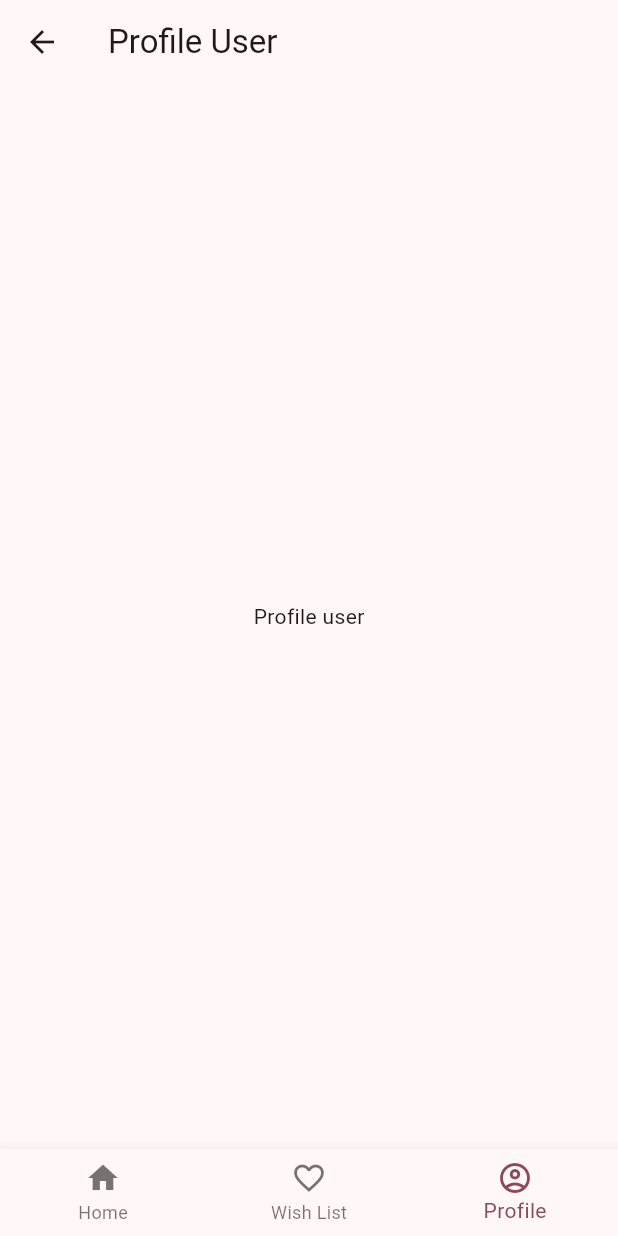
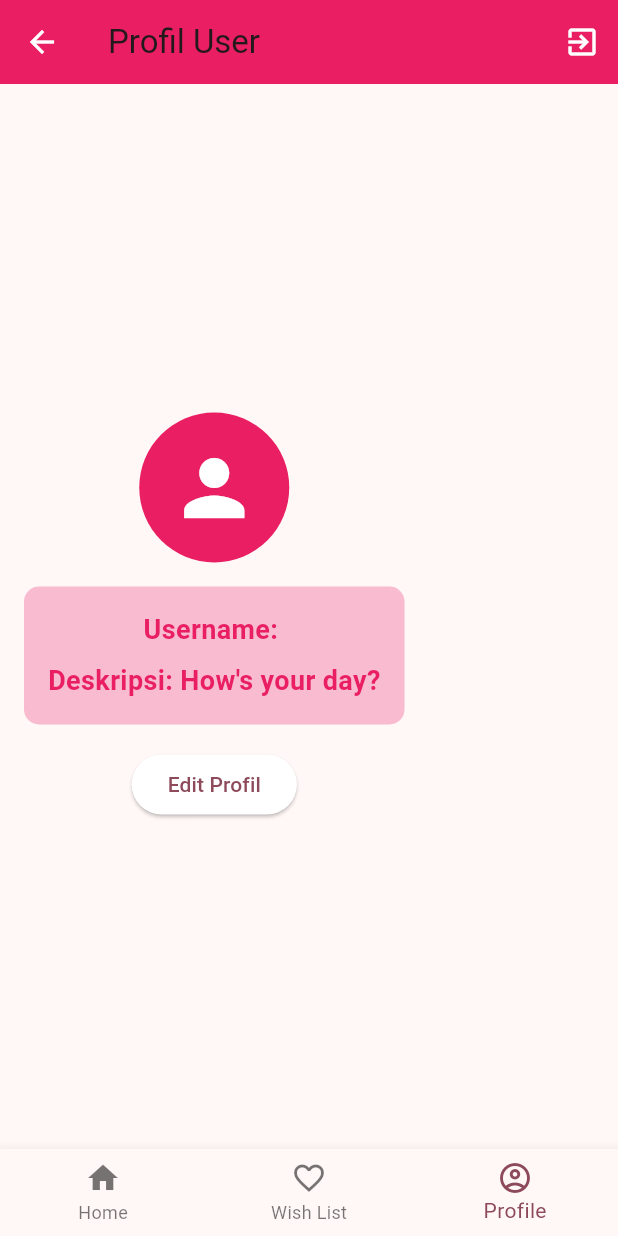
Before and after one commit to Ajiens/PurrfectPages-Flutter, a Flutter app: the Profile screen opened by its route, on a phone screen of 412 x 824 dp. Run offline on Flutter 3.47's test engine with Material 3 defaults, Android fonts, the phone set to English and light mode, and no system bars; missing offline and left inert: pbp_django_auth; network calls fail.

Commit message:
revisi profil user: done

```diff
--- a/lib/main.dart
+++ b/lib/main.dart
@@ -22,6 +22,7 @@ class MyApp extends StatelessWidget {
       },
       child: MaterialApp(
         title: 'Purrfect Pages',
+        debugShowCheckedModeBanner: false,
         theme: ThemeData(
           colorScheme: ColorScheme.fromSeed(seedColor: Colors.pinkAccent),
           useMaterial3: true,
@@ -30,7 +31,7 @@ class MyApp extends StatelessWidget {
         routes: {
           '/login': (context) => const LoginPage(),
           '/home': (context) => MyHomePage(),
-          '/profile': (context) => const Profile(),
+          '/profile': (context) => Profile(username: LoginPage.uname),
           '/wishlist': (context) => const WishList(),
         },
       ),
--- a/lib/screens/menu.dart
+++ b/lib/screens/menu.dart
@@ -95,7 +95,7 @@ Widget build(BuildContext context) {
           setState(() {
             _currentIndex = index;
           });
-        },
+        }, backgroundColor: Colors.pink,
     )
   );
 }
--- a/lib/screens/navbar.dart
+++ b/lib/screens/navbar.dart
@@ -7,7 +7,7 @@ class CustomBottomNavigationBar extends StatefulWidget {
   const CustomBottomNavigationBar({
     Key? key,
     required this.onTabSelected,
-    required this.currentIndex,
+    required this.currentIndex, required MaterialColor backgroundColor,
   }) : super(key: key);
 
   @override
--- a/lib/screens/profile.dart
+++ b/lib/screens/profile.dart
@@ -1,34 +1,138 @@
 import 'package:flutter/material.dart';
-import 'package:purrfect_pages/screens/navbar.dart';
+import '../main/login.dart';
+import 'navbar.dart';
 
 class Profile extends StatefulWidget {
-  const Profile({Key? key}) : super(key: key);
+  final String username;
+
+  const Profile({Key? key, required this.username}) : super(key: key);
 
   @override
   _ProfileState createState() => _ProfileState();
 }
 
-class _ProfileState extends State<Profile>{
+class _ProfileState extends State<Profile> {
   int _currentIndex = 2;
+  String description = "How's your day?"; // Deskripsi awal
 
   @override
   Widget build(BuildContext context) {
     return Scaffold(
-    appBar: AppBar(
-      title: Text('Profile User'),
-    ),
-    body: const Align(
-      alignment: Alignment.center,
-      child: Text("Profile user"),
-    ),
-    bottomNavigationBar: CustomBottomNavigationBar(
+      appBar: AppBar(
+        title: Text('Profil User'),
+        backgroundColor: Colors.pink,
+        actions: [
+          IconButton(
+            icon: Icon(Icons.exit_to_app, color: Colors.white),
+            onPressed: () {
+              Navigator.of(context).pushAndRemoveUntil(
+                MaterialPageRoute(builder: (context) => LoginPage()),
+                    (Route<dynamic> route) => false,
+              );
+            },
+          ),
+        ],
+        iconTheme: IconThemeData(color: Colors.white),
+      ),
+      body: Padding(
+        padding: const EdgeInsets.all(16.0),
+        child: Column(
+          mainAxisAlignment: MainAxisAlignment.center,
+          crossAxisAlignment: CrossAxisAlignment.center,
+          children: [
+            CircleAvatar(
+              radius: 50,
+              backgroundColor: Colors.pink,
+              child: Icon(
+                Icons.person,
+                size: 60,
+                color: Colors.white,
+              ),
+            ),
+            SizedBox(height: 16),
+            Container(
+              padding: EdgeInsets.all(16),
+              decoration: BoxDecoration(
+                color: Colors.pink[100], // Ganti sesuai warna yang diinginkan
+                borderRadius: BorderRadius.circular(10),
+              ),
+              child: Column(
+                children: [
+                  Text(
+                    "Username: ${widget.username}",
+                    style: TextStyle(fontSize: 18, fontWeight: FontWeight.bold, color: Colors.pink),
+                  ),
+                  SizedBox(height: 8),
+                  Text(
+                    "Deskripsi: $description",
+                    style: TextStyle(fontSize: 18, fontWeight: FontWeight.bold, color: Colors.pink),
+                  ),
+                ],
+              ),
+            ),
+            SizedBox(height: 16),
+            ElevatedButton(
+              onPressed: () {
+                _showEditDialog();
+              },
+              style: ElevatedButton.styleFrom(
+                primary: Colors.white,
+              ),
+              child: Text("Edit Profil"),
+            ),
+          ],
+        ),
+      ),
+      bottomNavigationBar: CustomBottomNavigationBar(
         currentIndex: _currentIndex,
         onTabSelected: (index) {
           setState(() {
             _currentIndex = index;
           });
         },
-    )
+        backgroundColor: Colors.pink,
+      ),
+    );
+  }
+
+  // Fungsi untuk menampilkan dialog edit profil
+  void _showEditDialog() {
+    showDialog(
+      context: context,
+      builder: (BuildContext context) {
+        return AlertDialog(
+          title: Text("Edit Profil"),
+          content: TextField(
+            onChanged: (value) {
+              setState(() {
+                description = value;
+              });
+            },
+            decoration: InputDecoration(labelText: "Deskripsi"),
+          ),
+          actions: [
+            ElevatedButton(
+              onPressed: () {
+                Navigator.of(context).pop();
+              },
+              style: ElevatedButton.styleFrom(
+                primary: Colors.white,
+              ),
+              child: Text("Cancel"),
+            ),
+            ElevatedButton(
+              onPressed: () {
+                // Implementasi penyimpanan deskripsi ke server atau penyimpanan lokal
+                Navigator.of(context).pop();
+              },
+              style: ElevatedButton.styleFrom(
+                primary: Colors.white,
+              ),
+              child: Text("Save"),
+            ),
+          ],
+        );
+      },
     );
   }
 }
--- a/lib/screens/wishlist.dart
+++ b/lib/screens/wishlist.dart
@@ -19,7 +19,7 @@ class _WishListState extends State<WishList>{
     ),
     body: const Align(
       alignment: Alignment.center,
-      child: Text("WishList user"),
+      child: Text("WishList User"),
     ),
     bottomNavigationBar: CustomBottomNavigationBar(
         currentIndex: _currentIndex,
@@ -27,7 +27,7 @@ class _WishListState extends State<WishList>{
           setState(() {
             _currentIndex = index;
           });
-        },
+        }, backgroundColor: Colors.pink,
     )
     );
   }
--- a/pubspec.yaml
+++ b/pubspec.yaml
@@ -37,6 +37,7 @@ dependencies:
   cupertino_icons: ^1.0.2
   provider: ^6.1.1
   pbp_django_auth: ^0.4.0
+  shared_preferences: ^2.0.12
 
 dev_dependencies:
   flutter_test:
```
Also changed, not shown: pubspec.lock.
